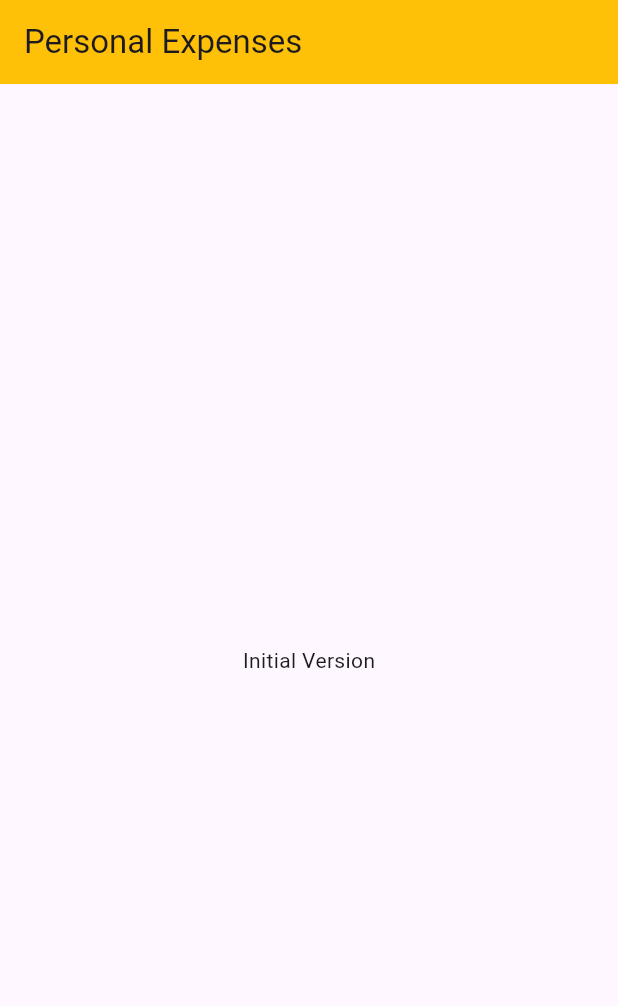
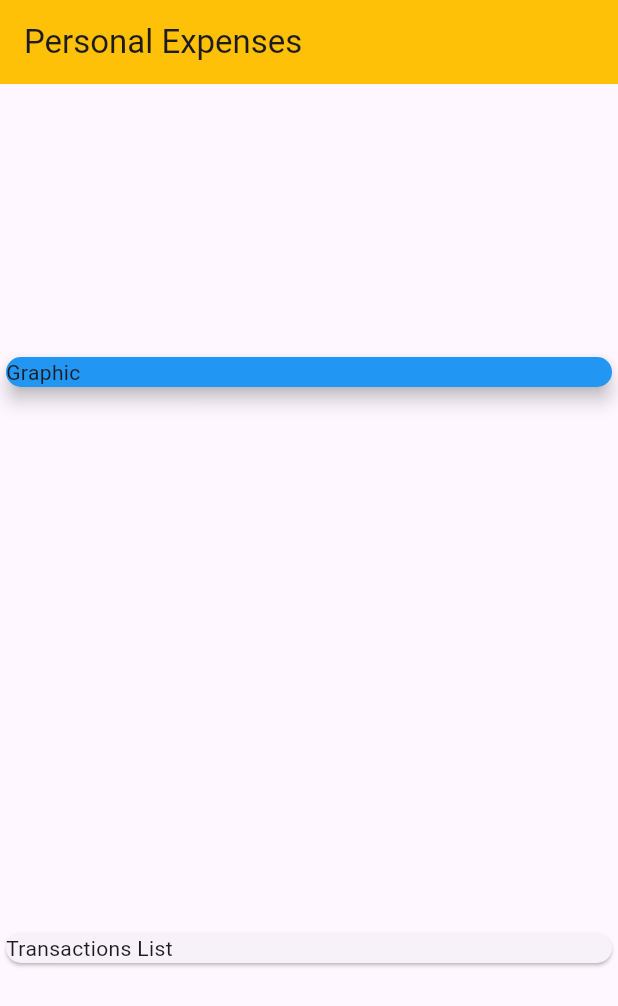
Before and after one commit to joaovtrsantos/personal-expenses-flutter, a Flutter app: the screen it shows after launch, on a phone screen of 412 x 824 dp. Shown: the top 1006 px of the screen. Run offline on Flutter 3.47's test engine with Material 3 defaults, Android fonts, the phone set to English and light mode, and no system bars.

Commit message:
feat: Adding cards with flexbox

```diff
--- a/lib/main.dart
+++ b/lib/main.dart
@@ -23,8 +23,22 @@ class MyHomePage extends StatelessWidget {
         title: Text("Personal Expenses"),
         backgroundColor: Colors.amber,
       ) ,
-      body: Center(
-        child: Text("Initial Version"),
+      body: Column(
+        mainAxisAlignment: MainAxisAlignment.spaceAround,
+        crossAxisAlignment: CrossAxisAlignment.stretch,
+        children: [
+          SizedBox(
+            width: double.infinity,
+            child: Card(
+              color: Colors.blue,
+              elevation: 5,
+              child: Text("Graphic"),
+            ),
+          ),
+          Card(
+            child: Text("Transactions List"),
+          )
+        ]
       ),
     );
   }
```
